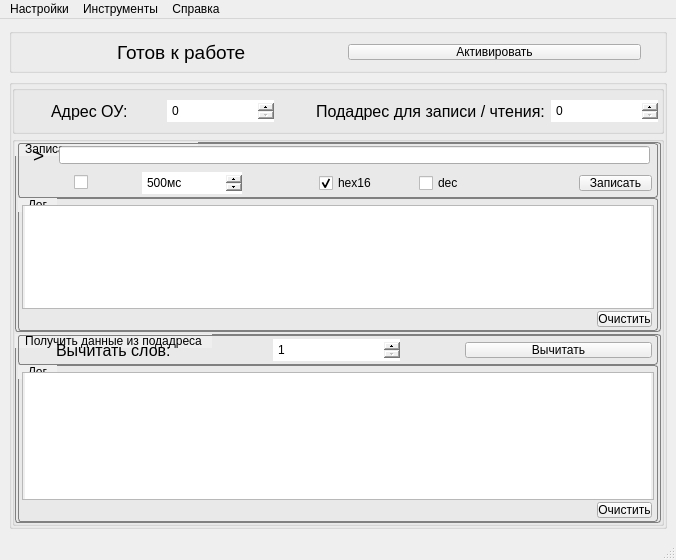
Before: the Qt Designer form ui/MainWindow.ui in AnatolyHryntsevich/TA1-USB-01-I, drawn with Qt 5.
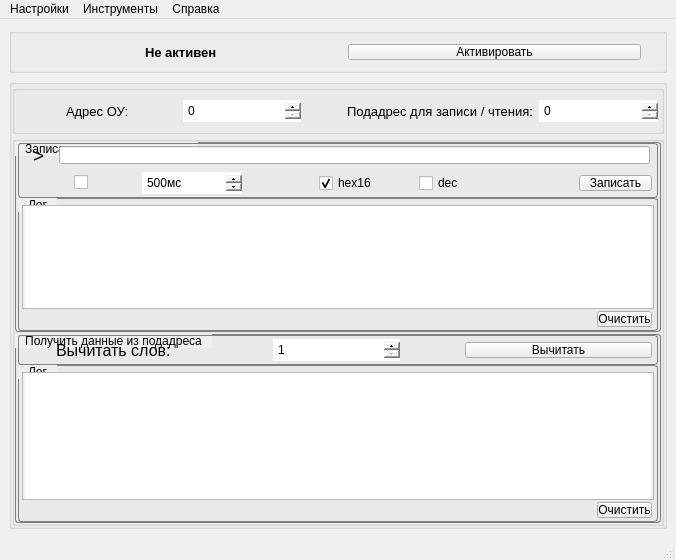
After: the same form once the commit is applied.

Patch:
```diff
--- a/ui/MainWindow.ui
+++ b/ui/MainWindow.ui
@@ -70,12 +70,13 @@
             <widget class="QLabel" name="connectionStatusLabel">
              <property name="font">
               <font>
-               <pointsize>14</pointsize>
+               <pointsize>10</pointsize>
+               <bold>true</bold>
                <stylestrategy>PreferAntialias</stylestrategy>
               </font>
              </property>
              <property name="text">
-              <string>Готов к работе</string>
+              <string>Не активен</string>
              </property>
             </widget>
            </item>
@@ -165,8 +166,13 @@
                <widget class="QLabel" name="deviceAddrTitleLabel">
                 <property name="font">
                  <font>
-                  <pointsize>12</pointsize>
+                  <pointsize>10</pointsize>
+                  <italic>false</italic>
+                  <bold>false</bold>
+                  <underline>false</underline>
+                  <strikeout>false</strikeout>
                   <stylestrategy>PreferAntialias</stylestrategy>
+                  <kerning>true</kerning>
                  </font>
                 </property>
                 <property name="text">
@@ -238,7 +244,8 @@
                <widget class="QLabel" name="subaddrTitleLabel">
                 <property name="font">
                  <font>
-                  <pointsize>12</pointsize>
+                  <pointsize>10</pointsize>
+                  <bold>false</bold>
                   <stylestrategy>PreferAntialias</stylestrategy>
                  </font>
                 </property>
```
